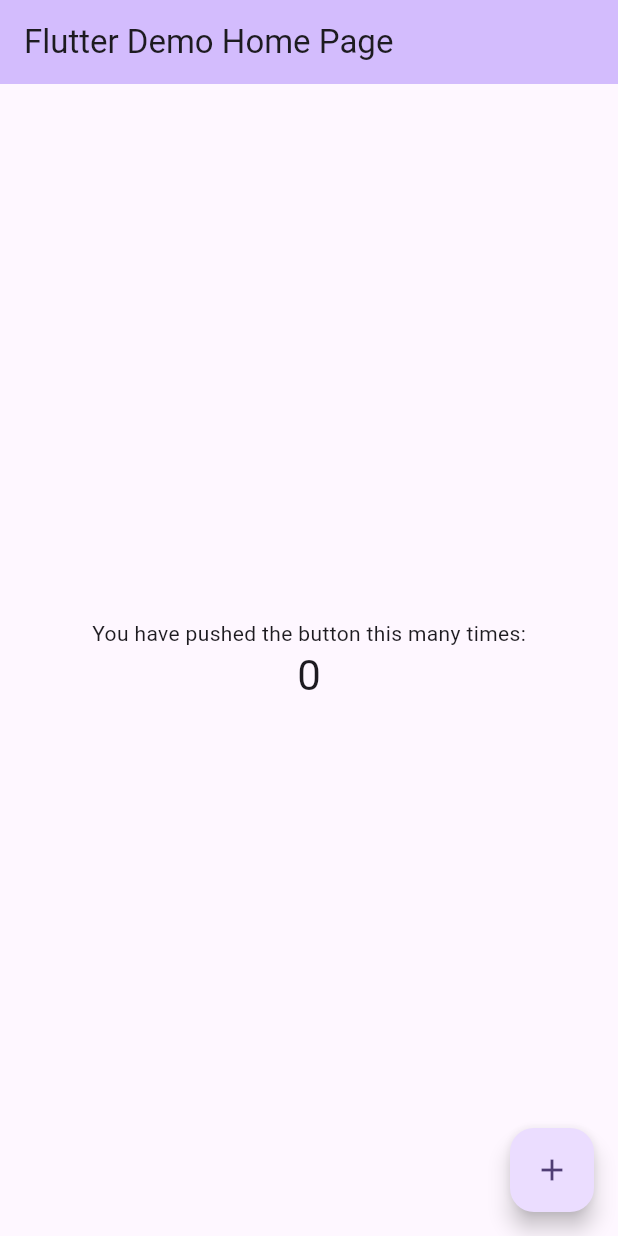
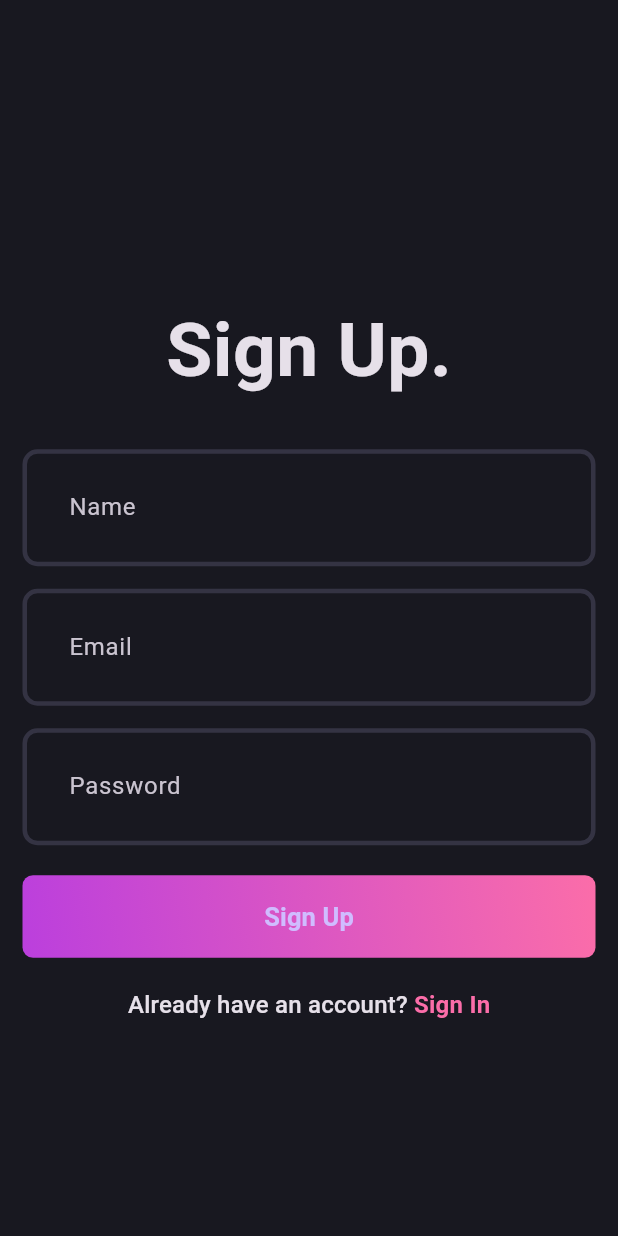
Before and after one commit to imdanishk/flutter_bloc_clean_architecture_blog_app, a Flutter app: the screen it shows after launch, on a phone screen of 412 x 824 dp. Run offline on Flutter 3.47's test engine with Material 3 defaults, Android fonts, the light colour scheme and no system bars.

Commit message:
Create sign up page UI and form

```diff
--- /dev/null
+++ b/lib/core/theme/app_pallete.dart
@@ -0,0 +1,13 @@
+import 'package:flutter/material.dart';
+
+class AppPallete {
+  static const Color backgroundColor = Color.fromRGBO(24, 24, 32, 1);
+  static const Color gradient1 = Color.fromRGBO(187, 63, 221, 1);
+  static const Color gradient2 = Color.fromRGBO(251, 109, 169, 1);
+  static const Color gradient3 = Color.fromRGBO(255, 159, 124, 1);
+  static const Color borderColor = Color.fromRGBO(52, 51, 67, 1);
+  static const Color whiteColor = Colors.white;
+  static const Color greyColor = Colors.grey;
+  static const Color errorColor = Colors.redAccent;
+  static const Color transparentColor = Colors.transparent;
+}
--- /dev/null
+++ b/lib/core/theme/theme.dart
@@ -0,0 +1,32 @@
+import 'package:flutter/material.dart';
+
+import 'app_pallete.dart';
+
+class AppTheme {
+  static _border([Color color = AppPallete.borderColor]) => OutlineInputBorder(
+        borderSide: BorderSide(
+          color: color,
+          width: 3,
+        ),
+        borderRadius: BorderRadius.circular(10),
+      );
+  static final darkThemeMode = ThemeData.dark().copyWith(
+    scaffoldBackgroundColor: AppPallete.backgroundColor,
+    appBarTheme: const AppBarTheme(
+      backgroundColor: AppPallete.backgroundColor,
+    ),
+    chipTheme: const ChipThemeData(
+      color: WidgetStatePropertyAll(
+        AppPallete.backgroundColor,
+      ),
+      side: BorderSide.none,
+    ),
+    inputDecorationTheme: InputDecorationTheme(
+      contentPadding: const EdgeInsets.all(27),
+      border: _border(),
+      enabledBorder: _border(),
+      focusedBorder: _border(AppPallete.gradient2),
+      errorBorder: _border(AppPallete.errorColor),
+    ),
+  );
+}
--- /dev/null
+++ b/lib/features/auth/presentation/pages/signup_page.dart
@@ -0,0 +1,98 @@
+import 'package:flutter/material.dart';
+
+import '../../../../core/theme/app_pallete.dart';
+import '../widgets/auth_field.dart';
+import '../widgets/auth_gradient_button.dart';
+
+class SignUpPage extends StatefulWidget {
+  const SignUpPage({super.key});
+
+  // static route() => MaterialPageRoute(
+  //       builder: (context) => const SignUpPage(),
+  //     );
+
+  @override
+  State<SignUpPage> createState() => _SignUpPageState();
+}
+
+class _SignUpPageState extends State<SignUpPage> {
+  final emailController = TextEditingController();
+  final passwordController = TextEditingController();
+  final nameController = TextEditingController();
+  final formKey = GlobalKey<FormState>();
+
+  @override
+  void dispose() {
+    emailController.dispose();
+    passwordController.dispose();
+    nameController.dispose();
+    super.dispose();
+  }
+
+  @override
+  Widget build(BuildContext context) {
+    return Scaffold(
+      appBar: AppBar(),
+      body: Padding(
+        padding: const EdgeInsets.all(15.0),
+        child: Form(
+          key: formKey,
+          child: Column(
+            mainAxisAlignment: MainAxisAlignment.center,
+            children: [
+              const Text(
+                'Sign Up.',
+                style: TextStyle(
+                  fontSize: 50,
+                  fontWeight: FontWeight.bold,
+                ),
+              ),
+              const SizedBox(height: 30),
+              AuthField(
+                hintText: 'Name',
+                controller: nameController,
+              ),
+              const SizedBox(height: 15),
+              AuthField(
+                hintText: 'Email',
+                controller: emailController,
+              ),
+              const SizedBox(height: 15),
+              AuthField(
+                hintText: 'Password',
+                controller: passwordController,
+                isObscureText: true,
+              ),
+              const SizedBox(height: 20),
+              AuthGradientButton(
+                buttonText: 'Sign Up',
+                onPressed: () {},
+              ),
+              const SizedBox(height: 20),
+              GestureDetector(
+                onTap: () {
+                  // Navigator.push(context, LoginPage.route());
+                },
+                child: RichText(
+                  text: TextSpan(
+                    text: 'Already have an account? ',
+                    style: Theme.of(context).textTheme.titleMedium,
+                    children: [
+                      TextSpan(
+                        text: 'Sign In',
+                        style: Theme.of(context).textTheme.titleMedium?.copyWith(
+                              color: AppPallete.gradient2,
+                              fontWeight: FontWeight.bold,
+                            ),
+                      ),
+                    ],
+                  ),
+                ),
+              ),
+            ],
+          ),
+        ),
+      ),
+    );
+  }
+}
--- /dev/null
+++ b/lib/features/auth/presentation/widgets/auth_field.dart
@@ -0,0 +1,30 @@
+import 'package:flutter/material.dart';
+
+class AuthField extends StatelessWidget {
+  final String hintText;
+  final TextEditingController controller;
+  final bool isObscureText;
+  const AuthField({
+    super.key,
+    required this.hintText,
+    required this.controller,
+    this.isObscureText = false,
+  });
+
+  @override
+  Widget build(BuildContext context) {
+    return TextFormField(
+      controller: controller,
+      decoration: InputDecoration(
+        hintText: hintText,
+      ),
+      validator: (value) {
+        if (value!.isEmpty) {
+          return "$hintText is missing!";
+        }
+        return null;
+      },
+      obscureText: isObscureText,
+    );
+  }
+}
--- /dev/null
+++ b/lib/features/auth/presentation/widgets/auth_gradient_button.dart
@@ -0,0 +1,45 @@
+import 'package:flutter/material.dart';
+import 'package:flutter_bloc_clean_architecture_blog_app/core/theme/app_pallete.dart';
+
+class AuthGradientButton extends StatelessWidget {
+  final String buttonText;
+  final VoidCallback onPressed;
+  const AuthGradientButton({
+    super.key,
+    required this.buttonText,
+    required this.onPressed,
+  });
+
+  @override
+  Widget build(BuildContext context) {
+    return Container(
+      decoration: BoxDecoration(
+        gradient: const LinearGradient(
+          colors: [
+            AppPallete.gradient1,
+            AppPallete.gradient2,
+            // AppPallete.gradient3,
+          ],
+          begin: Alignment.bottomLeft,
+          end: Alignment.topRight,
+        ),
+        borderRadius: BorderRadius.circular(7),
+      ),
+      child: ElevatedButton(
+        onPressed: onPressed,
+        style: ElevatedButton.styleFrom(
+          fixedSize: const Size(395, 55),
+          backgroundColor: AppPallete.transparentColor,
+          shadowColor: AppPallete.transparentColor,
+        ),
+        child: Text(
+          buttonText,
+          style: const TextStyle(
+            fontSize: 17,
+            fontWeight: FontWeight.w600,
+          ),
+        ),
+      ),
+    );
+  }
+}
--- a/lib/main.dart
+++ b/lib/main.dart
@@ -1,4 +1,6 @@
 import 'package:flutter/material.dart';
+import 'package:flutter_bloc_clean_architecture_blog_app/core/theme/theme.dart';
+import 'package:flutter_bloc_clean_architecture_blog_app/features/auth/presentation/pages/signup_page.dart';
 
 void main() {
   runApp(const MyApp());
@@ -12,114 +14,8 @@
   Widget build(BuildContext context) {
     return MaterialApp(
       title: 'Flutter Demo',
-      theme: ThemeData(
-        // This is the theme of your application.
-        //
-        // TRY THIS: Try running your application with "flutter run". You'll see
-        // the application has a purple toolbar. Then, without quitting the app,
-        // try changing the seedColor in the colorScheme below to Colors.green
-        // and then invoke "hot reload" (save your changes or press the "hot
-        // reload" button in a Flutter-supported IDE, or press "r" if you used
-        // the command line to start the app).
-        //
-        // Notice that the counter didn't reset back to zero; the application
-        // state is not lost during the reload. To reset the state, use hot
-        // restart instead.
-        //
-        // This works for code too, not just values: Most code changes can be
-        // tested with just a hot reload.
-        colorScheme: ColorScheme.fromSeed(seedColor: Colors.deepPurple),
-        useMaterial3: true,
-      ),
-      home: const MyHomePage(title: 'Flutter Demo Home Page'),
+      theme: AppTheme.darkThemeMode,
+      home: const SignUpPage(),
     );
   }
 }
-
-class MyHomePage extends StatefulWidget {
-  const MyHomePage({super.key, required this.title});
-
-  // This widget is the home page of your application. It is stateful, meaning
-  // that it has a State object (defined below) that contains fields that affect
-  // how it looks.
-
-  // This class is the configuration for the state. It holds the values (in this
-  // case the title) provided by the parent (in this case the App widget) and
-  // used by the build method of the State. Fields in a Widget subclass are
-  // always marked "final".
-
-  final String title;
-
-  @override
-  State<MyHomePage> createState() => _MyHomePageState();
-}
-
-class _MyHomePageState extends State<MyHomePage> {
-  int _counter = 0;
-
-  void _incrementCounter() {
-    setState(() {
-      // This call to setState tells the Flutter framework that something has
-      // changed in this State, which causes it to rerun the build method below
-      // so that the display can reflect the updated values. If we changed
-      // _counter without calling setState(), then the build method would not be
-      // called again, and so nothing would appear to happen.
-      _counter++;
-    });
-  }
-
-  @override
-  Widget build(BuildContext context) {
-    // This method is rerun every time setState is called, for instance as done
-    // by the _incrementCounter method above.
-    //
-    // The Flutter framework has been optimized to make rerunning build methods
-    // fast, so that you can just rebuild anything that needs updating rather
-    // than having to individually change instances of widgets.
-    return Scaffold(
-      appBar: AppBar(
-        // TRY THIS: Try changing the color here to a specific color (to
-        // Colors.amber, perhaps?) and trigger a hot reload to see the AppBar
-        // change color while the other colors stay the same.
-        backgroundColor: Theme.of(context).colorScheme.inversePrimary,
-        // Here we take the value from the MyHomePage object that was created by
-        // the App.build method, and use it to set our appbar title.
-        title: Text(widget.title),
-      ),
-      body: Center(
-        // Center is a layout widget. It takes a single child and positions it
-        // in the middle of the parent.
-        child: Column(
-          // Column is also a layout widget. It takes a list of children and
-          // arranges them vertically. By default, it sizes itself to fit its
-          // children horizontally, and tries to be as tall as its parent.
-          //
-          // Column has various properties to control how it sizes itself and
-          // how it positions its children. Here we use mainAxisAlignment to
-          // center the children vertically; the main axis here is the vertical
-          // axis because Columns are vertical (the cross axis would be
-          // horizontal).
-          //
-          // TRY THIS: Invoke "debug painting" (choose the "Toggle Debug Paint"
-          // action in the IDE, or press "p" in the console), to see the
-          // wireframe for each widget.
-          mainAxisAlignment: MainAxisAlignment.center,
-          children: <Widget>[
-            const Text(
-              'You have pushed the button this many times:',
-            ),
-            Text(
-              '$_counter',
-              style: Theme.of(context).textTheme.headlineMedium,
-            ),
-          ],
-        ),
-      ),
-      floatingActionButton: FloatingActionButton(
-        onPressed: _incrementCounter,
-        tooltip: 'Increment',
-        child: const Icon(Icons.add),
-      ), // This trailing comma makes auto-formatting nicer for build methods.
-    );
-  }
-}
```
